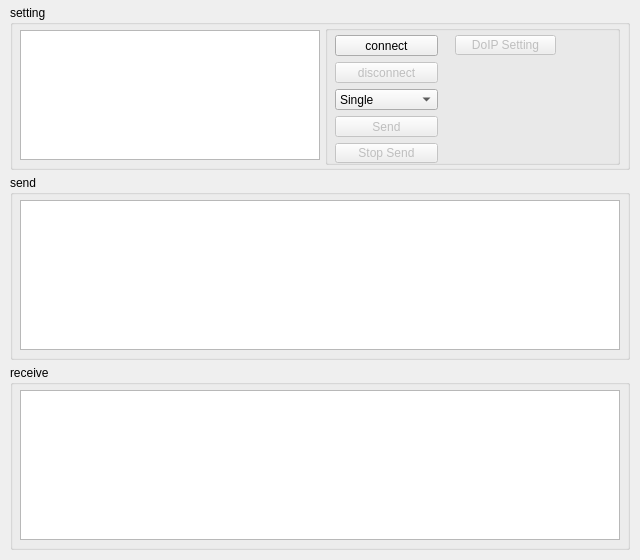
Old version of the form ui/networkassistwindow.ui in the repository ctrlfrmb/fkcap.
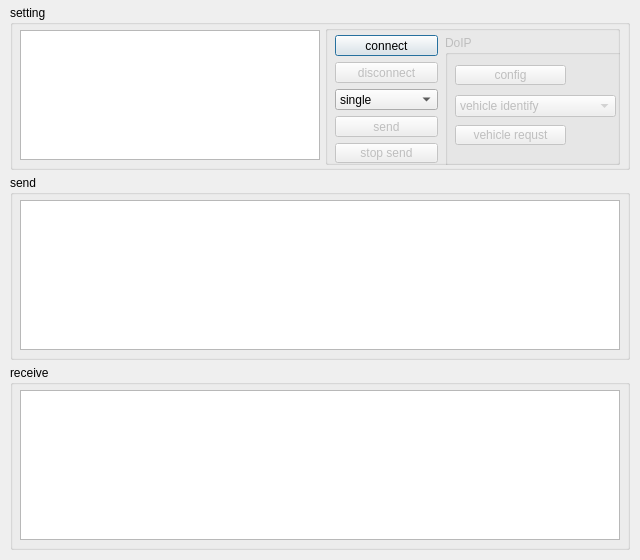
New version of the form. Icons and pictures are not drawn.

Commit message: add:vehicle identify

Diff of the .ui file:
```diff
--- a/ui/networkassistwindow.ui
+++ b/ui/networkassistwindow.ui
@@ -87,23 +87,7 @@
     <property name="title">
      <string/>
     </property>
-    <widget class="QPushButton" name="buttonDoIPSet">
-     <property name="enabled">
-      <bool>false</bool>
-     </property>
-     <property name="geometry">
-      <rect>
-       <x>130</x>
-       <y>10</y>
-       <width>101</width>
-       <height>20</height>
-      </rect>
-     </property>
-     <property name="text">
-      <string>DoIP Setting</string>
-     </property>
-    </widget>
-    <widget class="QWidget" name="">
+    <widget class="QWidget" name="layoutWidget">
      <property name="geometry">
       <rect>
        <x>10</x>
@@ -139,14 +123,14 @@
          <bool>false</bool>
         </property>
         <property name="currentText">
-         <string>Single</string>
+         <string>single</string>
         </property>
         <property name="currentIndex">
          <number>0</number>
         </property>
         <item>
          <property name="text">
-          <string>Single</string>
+          <string>single</string>
          </property>
         </item>
         <item>
@@ -172,7 +156,7 @@
          <bool>false</bool>
         </property>
         <property name="text">
-         <string>Send</string>
+         <string>send</string>
         </property>
        </widget>
       </item>
@@ -182,12 +166,81 @@
          <bool>false</bool>
         </property>
         <property name="text">
-         <string>Stop Send</string>
+         <string>stop send</string>
         </property>
        </widget>
       </item>
      </layout>
     </widget>
+    <widget class="QGroupBox" name="groupDoIP">
+     <property name="enabled">
+      <bool>false</bool>
+     </property>
+     <property name="geometry">
+      <rect>
+       <x>120</x>
+       <y>10</y>
+       <width>181</width>
+       <height>131</height>
+      </rect>
+     </property>
+     <property name="title">
+      <string>DoIP</string>
+     </property>
+     <widget class="QComboBox" name="comboDoIPVehicle">
+      <property name="geometry">
+       <rect>
+        <x>10</x>
+        <y>60</y>
+        <width>161</width>
+        <height>22</height>
+       </rect>
+      </property>
+      <item>
+       <property name="text">
+        <string>vehicle identify</string>
+       </property>
+      </item>
+      <item>
+       <property name="text">
+        <string>vehicle identify(EID)</string>
+       </property>
+      </item>
+      <item>
+       <property name="text">
+        <string>vehicle identify(VIN)</string>
+       </property>
+      </item>
+     </widget>
+     <widget class="QPushButton" name="buttonDoIPSet">
+      <property name="geometry">
+       <rect>
+        <x>10</x>
+        <y>30</y>
+        <width>111</width>
+        <height>20</height>
+       </rect>
+      </property>
+      <property name="text">
+       <string>config</string>
+      </property>
+     </widget>
+     <widget class="QPushButton" name="buttonVehicleRequst">
+      <property name="geometry">
+       <rect>
+        <x>10</x>
+        <y>90</y>
+        <width>111</width>
+        <height>20</height>
+       </rect>
+      </property>
+      <property name="text">
+       <string>vehicle requst</string>
+      </property>
+     </widget>
+    </widget>
+    <zorder>groupDoIP</zorder>
+    <zorder>layoutWidget</zorder>
    </widget>
    <widget class="QListWidget" name="listSetting">
     <property name="geometry">
```
Left out of the diff: 6 changed lines with no effect on the pictures. The commit also changes 20 other files.
